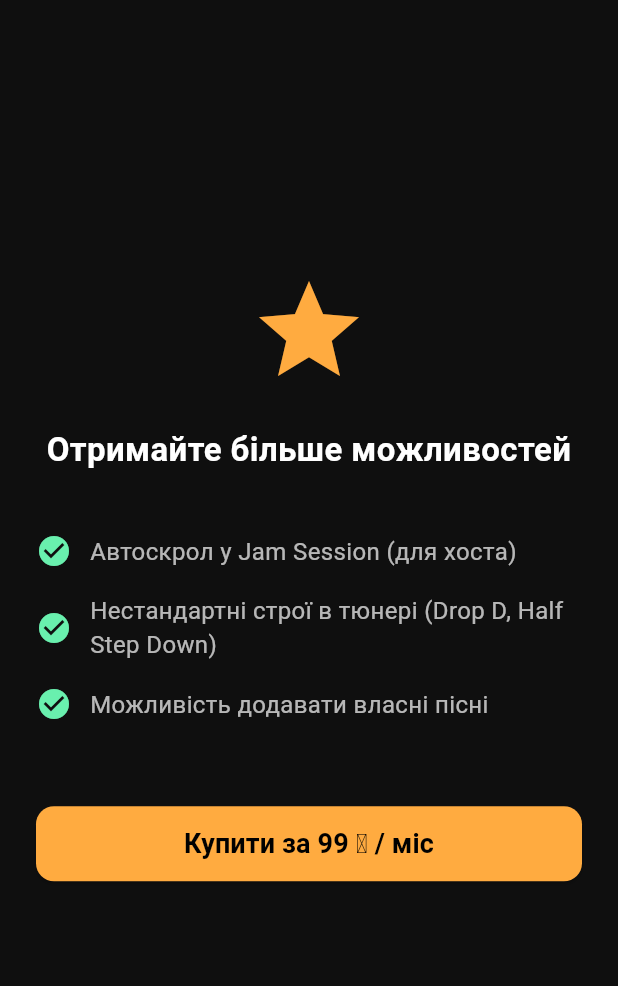
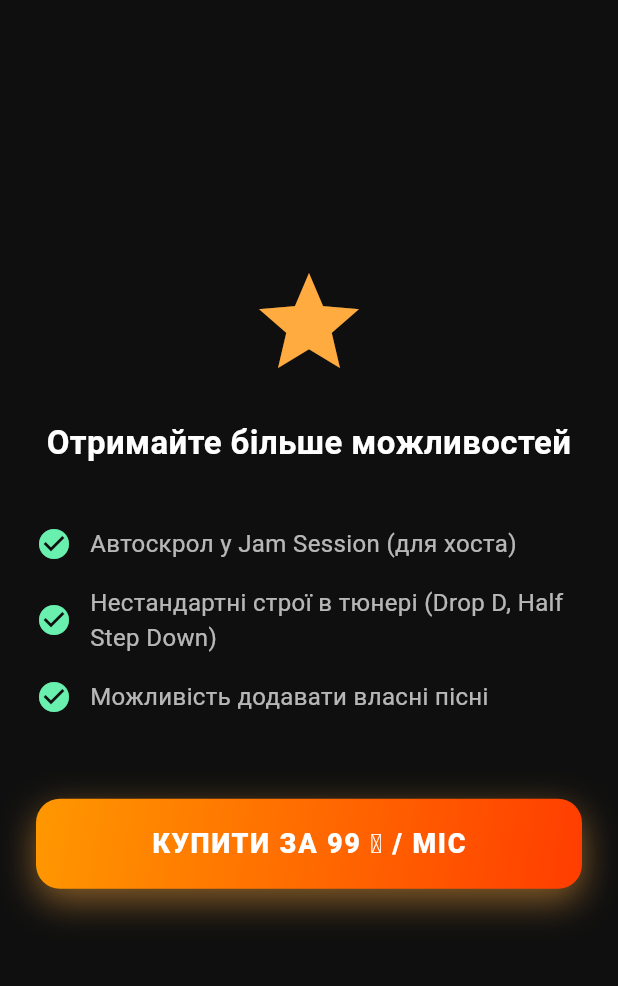
Before and after one commit to Nikita3alanskiy/diplom, a Flutter app: the PremiumScreen screen opened directly, on a phone screen of 412 x 824 dp, the part 84-1070 px from its top. Run offline on Flutter 3.47's test engine with Material 3 defaults, Android fonts, the phone set to English and light mode, and no system bars; our stand-ins replace audioplayers, file_picker, image_picker, permission_handler, shared_preferences, socket_io_client and 2 more; missing offline and left inert: flutter_audio_capture; accounts and stored records are empty; network calls fail.

Commit message:
fix: payment method 0.2

```diff
--- a/strumly/lib/screens/jam_session_screen.dart
+++ b/strumly/lib/screens/jam_session_screen.dart
@@ -479,7 +479,7 @@ class _JamSessionScreenState extends State<JamSessionScreen> {
         ],
       ),
 
-      bottomSheet: Container(
+      bottomNavigationBar: Container(
         color: const Color(0xFF151515),
         padding: const EdgeInsets.symmetric(horizontal: 20, vertical: 12),
         child: SafeArea(
--- a/strumly/lib/screens/premium_screen.dart
+++ b/strumly/lib/screens/premium_screen.dart
@@ -27,19 +27,20 @@ class _PremiumScreenState extends State<PremiumScreen> {
   void _buyPremium() async {
     setState(() => _isLoading = true);
     try {
-      // 1. Відкриваємо Stripe Checkout у WebView
       await PaymentService.createCheckoutSession();
-      // Після повернення з браузера, перевіряємо статус (або можна додати кнопку "Я оплатив")
+      if (mounted) {
         ScaffoldMessenger.of(context).showSnackBar(
           const SnackBar(content: Text('Перевіряємо статус оплати...')),
         );
-      // Затримка, щоб вебхук встиг обробитись (краще б додати long-polling, але для демо піде)
+      }
       await Future.delayed(const Duration(seconds: 3));
       _checkPremium();
     } catch (e) {
+      if (mounted) {
         ScaffoldMessenger.of(context).showSnackBar(
-        SnackBar(content: Text('Помилка активації: $e')),
+          SnackBar(content: Text('Помилка активації: $e'), backgroundColor: Colors.redAccent),
         );
+      }
     } finally {
       if (mounted) setState(() => _isLoading = false);
     }
@@ -77,17 +78,36 @@ class _PremiumScreenState extends State<PremiumScreen> {
                   style: TextStyle(color: Colors.greenAccent, fontSize: 18, fontWeight: FontWeight.bold),
                 )
               else
-                ElevatedButton(
+                Container(
+                  width: double.infinity,
+                  height: 60,
+                  decoration: BoxDecoration(
+                    gradient: const LinearGradient(
+                      colors: [Color(0xFFFF9800), Color(0xFFFF3D00)],
+                      begin: Alignment.topLeft,
+                      end: Alignment.bottomRight,
+                    ),
+                    borderRadius: BorderRadius.circular(16),
+                    boxShadow: [
+                      BoxShadow(
+                        color: Colors.orangeAccent.withOpacity(0.5),
+                        blurRadius: 20,
+                        offset: const Offset(0, 8),
+                      ),
+                    ],
+                  ),
+                  child: ElevatedButton(
                     onPressed: _isLoading ? null : _buyPremium,
                     style: ElevatedButton.styleFrom(
-                    backgroundColor: Colors.orangeAccent,
-                    foregroundColor: Colors.black,
-                    minimumSize: const Size(double.infinity, 50),
-                    shape: RoundedRectangleBorder(borderRadius: BorderRadius.circular(12)),
+                      backgroundColor: Colors.transparent,
+                      shadowColor: Colors.transparent,
+                      foregroundColor: Colors.white,
+                      shape: RoundedRectangleBorder(borderRadius: BorderRadius.circular(16)),
                     ),
                     child: _isLoading
-                      ? const CircularProgressIndicator(color: Colors.black)
-                      : const Text('Купити за 99 ₴ / міс', style: TextStyle(fontSize: 18, fontWeight: FontWeight.bold)),
+                        ? const SizedBox(width: 24, height: 24, child: CircularProgressIndicator(color: Colors.white, strokeWidth: 3))
+                        : const Text('КУПИТИ ЗА 99 ₴ / МІС', style: TextStyle(fontSize: 18, fontWeight: FontWeight.w900, letterSpacing: 1.2, color: Colors.white)),
+                  ),
                 ),
             ],
           ),
--- a/strumly/lib/screens/song_detail_screen.dart
+++ b/strumly/lib/screens/song_detail_screen.dart
@@ -878,7 +878,7 @@ class _SongDetailScreenState extends State<SongDetailScreen>
       ),
 
       // ── Bottom Controls ──
-      bottomSheet: Container(
+      bottomNavigationBar: Container(
         color: const Color(0xFF151515),
         padding: const EdgeInsets.symmetric(horizontal: 20, vertical: 10),
         child: SafeArea(
```
Also changed, not shown: strumly/lib/screens/chat_screen.dart (+5 -2 lines). Lines whose indentation alone changed are shown as unchanged.
